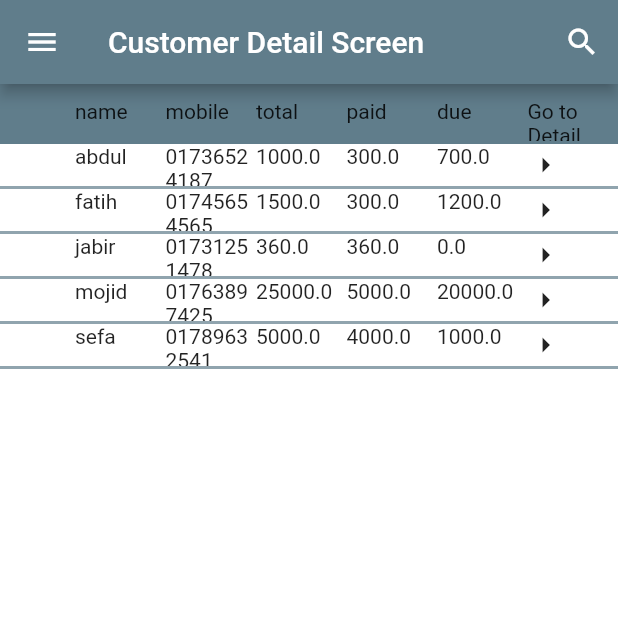
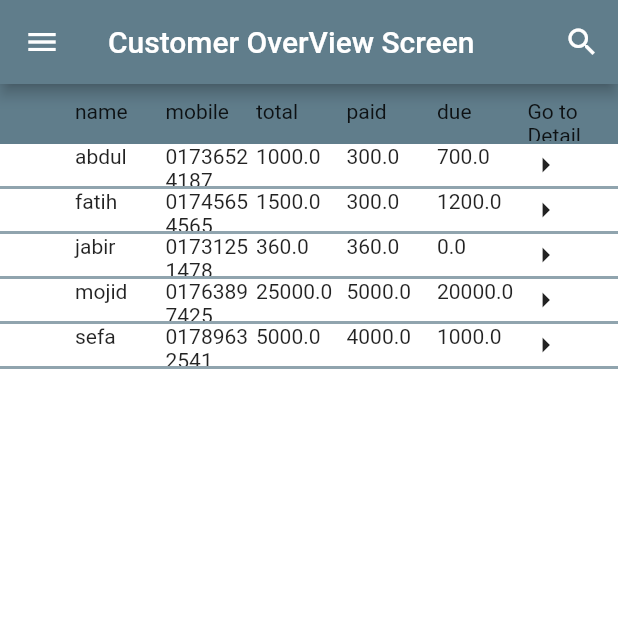
Before and after one commit to sarwar-hsn/CRM, a Flutter app: the CustomersScreen screen opened by its route, on a phone screen of 412 x 824 dp, the top half of it. Run offline on Flutter 3.47's test engine with Material 2 defaults, Android fonts, the phone set to English and light mode, and no system bars.

```diff
--- a/lib/Screens/Cusomer/customersScreen.dart
+++ b/lib/Screens/Cusomer/customersScreen.dart
@@ -10,7 +10,7 @@ class CustomersScreen extends StatelessWidget {
   Widget build(BuildContext context) {
     return Scaffold(
       appBar: AppBar(
-        title: const Text('Customer Detail Screen'),
+        title: const Text('Customer OverView Screen'),
         actions: [
           IconButton(
               icon: Icon(Icons.search),
--- a/lib/provider/Customers.dart
+++ b/lib/provider/Customers.dart
@@ -16,7 +16,7 @@ class Customers with ChangeNotifier {
       schedulePay: DateTime.now(),
     ),
     Customer(
-      id: Uuid().v5(Uuid.NAMESPACE_URL, 'www.google.com'),
+      id: Uuid().v5(Uuid.NAMESPACE_URL, 'www.facebook.com'),
       name: 'mojid',
       mobile: '01763897425',
       total: 25000,
@@ -26,7 +26,7 @@ class Customers with ChangeNotifier {
       schedulePay: DateTime.now(),
     ),
     Customer(
-      id: Uuid().v5(Uuid.NAMESPACE_URL, 'www.google.com'),
+      id: Uuid().v5(Uuid.NAMESPACE_URL, 'www.twitter.com'),
       name: 'jabir',
       mobile: '01731251478',
       total: 360,
@@ -35,7 +35,7 @@ class Customers with ChangeNotifier {
       schedulePay: DateTime.now(),
     ),
     Customer(
-      id: Uuid().v5(Uuid.NAMESPACE_URL, 'www.google.com'),
+      id: Uuid().v5(Uuid.NAMESPACE_URL, 'www.duckduckgo.com'),
       name: 'sefa',
       mobile: '01789632541',
       total: 5000,
@@ -44,7 +44,7 @@ class Customers with ChangeNotifier {
       schedulePay: DateTime.now(),
     ),
     Customer(
-      id: Uuid().v5(Uuid.NAMESPACE_URL, 'www.google.com'),
+      id: Uuid().v5(Uuid.NAMESPACE_URL, 'www.instagram.com'),
       name: 'fatih',
       mobile: '01745654565',
       total: 1500,
@@ -62,6 +62,13 @@ class Customers with ChangeNotifier {
     return [..._customers];
   }
 
+  Customer getCustomerById(String id) {
+    for (int i = 0; i < _customers.length; i++) {
+      if (_customers[i].id == id) return _customers[i];
+    }
+    return null;
+  }
+
   void addCustomer(Customer newCustomer) {
     _customers.add(newCustomer);
   }
```
Also changed, not shown: lib/Screens/Cusomer/customerDetailScreen.dart (+6 -1 lines).
